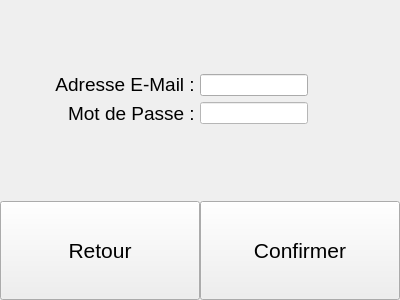
Old version of the form UberMedoc/connexion.ui in the repository GregDAka/Ubermedoc.
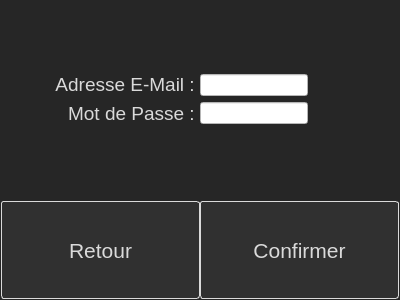
New version of the form.

The edit to the form file:
```diff
--- a/UberMedoc/connexion.ui
+++ b/UberMedoc/connexion.ui
@@ -13,6 +13,32 @@
   <property name="windowTitle">
    <string>Form</string>
   </property>
+  <property name="styleSheet">
+   <string notr="true">QWidget {
+background-color:#262626;
+color:#DADADA
+}
+QPushButton {
+    background-color: #303030; /* Use the same background color as QWidget */
+    border: 1px solid #DADADA; /* Use a contrasting border color */
+    padding: 5px 10px; /* Padding */
+    border-radius: 3px; /* Rounded corners */
+    color: #DADADA; /* Use the same text color as QWidget */
+    min-width: 80px; /* Minimum width */
+}
+
+QPushButton:hover {
+    background-color: #404040; /* Slightly lighter color when hovered */
+}
+
+QPushButton:pressed {
+    background-color: #202020; /* Slightly darker color when pressed */
+}
+QLineEdit{
+background-color: white;
+color: black;
+}</string>
+  </property>
   <layout class="QVBoxLayout" name="verticalLayout" stretch="33,34,33">
    <property name="spacing">
     <number>0</number>
@@ -131,6 +157,15 @@
      <property name="spacing">
       <number>0</number>
      </property>
+     <property name="leftMargin">
+      <number>1</number>
+     </property>
+     <property name="rightMargin">
+      <number>1</number>
+     </property>
+     <property name="bottomMargin">
+      <number>1</number>
+     </property>
      <item>
       <widget class="QPushButton" name="btnRetour">
        <property name="sizePolicy">
```
